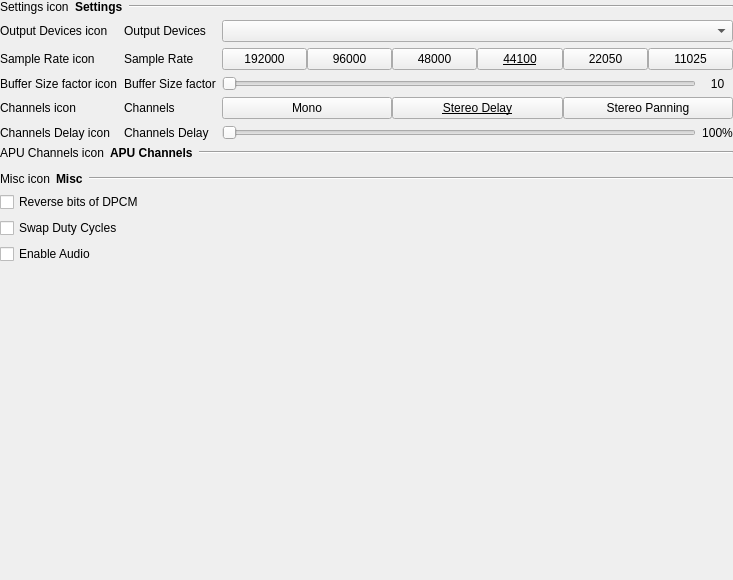
First picture: the form in src/gui/designer/wdgSettingsAudio.ui, repository punesemu/puNES, before the edit.
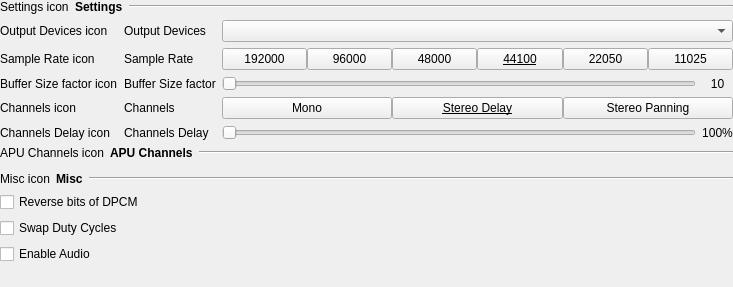
Second picture: the form after the edit. Custom widgets are drawn as their Qt base class.

Patch:
```diff
--- a/src/gui/designer/wdgSettingsAudio.ui
+++ b/src/gui/designer/wdgSettingsAudio.ui
@@ -7,7 +7,7 @@
     <x>0</x>
     <y>0</y>
     <width>733</width>
-    <height>580</height>
+    <height>287</height>
    </rect>
   </property>
   <property name="focusPolicy">
@@ -120,8 +120,8 @@
        </property>
        <property name="sizeHint" stdset="0">
         <size>
-         <width>20</width>
-         <height>20</height>
+         <width>0</width>
+         <height>0</height>
         </size>
        </property>
       </spacer>
@@ -474,6 +474,11 @@
   </layout>
  </widget>
  <customwidgets>
+  <customwidget>
+   <class>themePushButton</class>
+   <extends>QPushButton</extends>
+   <header>theme.hpp</header>
+  </customwidget>
   <customwidget>
    <class>wdgAPUChannels</class>
    <extends>QWidget</extends>
```
